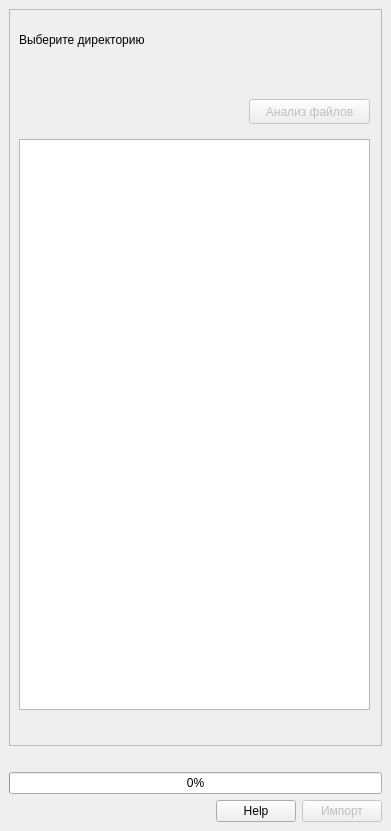
The window that cadaster_import_dockwidget_base.ui (yixellet/cadaster_import) describes before a commit, drawn with Qt 5.
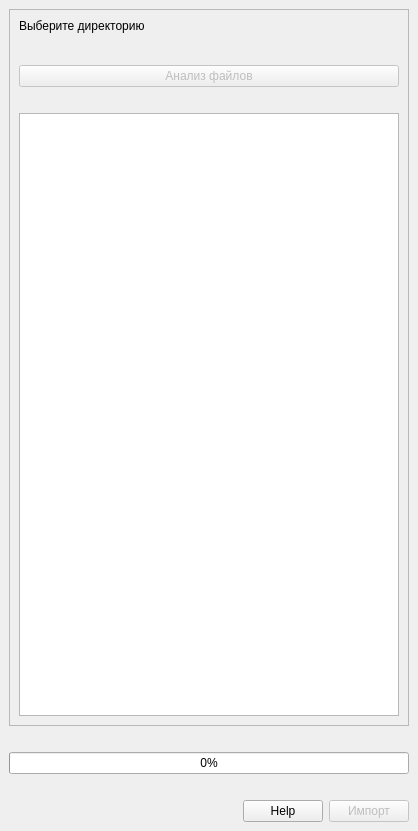
The same window after the commit. Custom widgets are drawn as their Qt base class.

What changed in the file:
```diff
--- a/cadaster_import_dockwidget_base.ui
+++ b/cadaster_import_dockwidget_base.ui
@@ -6,7 +6,7 @@
    <rect>
     <x>0</x>
     <y>0</y>
-    <width>391</width>
+    <width>418</width>
     <height>831</height>
    </rect>
   </property>
@@ -15,7 +15,37 @@
   </property>
   <widget class="QWidget" name="dockWidgetContents">
    <layout class="QGridLayout" name="gridLayout">
-    <item row="4" column="1">
+    <item row="4" column="0">
+     <widget class="QLabel" name="progressBarLabel">
+      <property name="sizePolicy">
+       <sizepolicy hsizetype="Preferred" vsizetype="Fixed">
+        <horstretch>0</horstretch>
+        <verstretch>0</verstretch>
+       </sizepolicy>
+      </property>
+      <property name="text">
+       <string/>
+      </property>
+     </widget>
+    </item>
+    <item row="5" column="0">
+     <widget class="QDialogButtonBox" name="buttonBox">
+      <property name="standardButtons">
+       <set>QDialogButtonBox::Help</set>
+      </property>
+      <property name="centerButtons">
+       <bool>false</bool>
+      </property>
+     </widget>
+    </item>
+    <item row="3" column="0" colspan="2">
+     <widget class="QProgressBar" name="progressBar">
+      <property name="value">
+       <number>0</number>
+      </property>
+     </widget>
+    </item>
+    <item row="5" column="1">
      <widget class="QPushButton" name="importButton">
       <property name="enabled">
        <bool>false</bool>
@@ -33,53 +63,20 @@
     </item>
     <item row="0" column="0" colspan="2">
      <widget class="QFrame" name="frame">
+      <property name="minimumSize">
+       <size>
+        <width>400</width>
+        <height>0</height>
+       </size>
+      </property>
       <property name="frameShape">
        <enum>QFrame::StyledPanel</enum>
       </property>
       <property name="frameShadow">
        <enum>QFrame::Raised</enum>
       </property>
-      <widget class="QPushButton" name="analizeButton">
-       <property name="enabled">
-        <bool>false</bool>
-       </property>
-       <property name="geometry">
-        <rect>
-         <x>240</x>
-         <y>90</y>
-         <width>121</width>
-         <height>25</height>
-        </rect>
-       </property>
-       <property name="text">
-        <string>Анализ файлов</string>
-       </property>
-      </widget>
-      <widget class="QTextEdit" name="info">
-       <property name="geometry">
-        <rect>
-         <x>10</x>
-         <y>130</y>
-         <width>351</width>
-         <height>571</height>
-        </rect>
-       </property>
-       <property name="readOnly">
-        <bool>true</bool>
-       </property>
-       <property name="textInteractionFlags">
-        <set>Qt::NoTextInteraction</set>
-       </property>
-      </widget>
-      <widget class="QWidget" name="layoutWidget">
-       <property name="geometry">
-        <rect>
-         <x>10</x>
-         <y>20</y>
-         <width>351</width>
-         <height>50</height>
-        </rect>
-       </property>
+      <layout class="QVBoxLayout" name="verticalLayout">
+       <item>
        <layout class="QVBoxLayout" name="selectFileLayout">
         <item>
          <widget class="QLabel" name="selectDirectoryLabel">
@@ -102,11 +99,9 @@
          </widget>
         </item>
        </layout>
-      </widget>
-     </widget>
-    </item>
-    <item row="2" column="0">
-     <widget class="QLabel" name="progressBarLabel">
+       </item>
+       <item>
+        <widget class="QLabel" name="progressBarLabel_4">
       <property name="sizePolicy">
        <sizepolicy hsizetype="Preferred" vsizetype="Fixed">
         <horstretch>0</horstretch>
@@ -118,20 +113,52 @@
       </property>
      </widget>
     </item>
-    <item row="3" column="0" colspan="2">
-     <widget class="QProgressBar" name="progressBar">
-      <property name="value">
-       <number>0</number>
-      </property>
-     </widget>
-    </item>
-    <item row="4" column="0">
-     <widget class="QDialogButtonBox" name="buttonBox">
-      <property name="standardButtons">
-       <set>QDialogButtonBox::Help</set>
-      </property>
-      <property name="centerButtons">
+       <item>
+        <widget class="QPushButton" name="analizeButton">
+         <property name="enabled">
        <bool>false</bool>
+         </property>
+         <property name="text">
+          <string>Анализ файлов</string>
+         </property>
+        </widget>
+       </item>
+       <item>
+        <widget class="QLabel" name="progressBarLabel_2">
+         <property name="sizePolicy">
+          <sizepolicy hsizetype="Preferred" vsizetype="Fixed">
+           <horstretch>0</horstretch>
+           <verstretch>0</verstretch>
+          </sizepolicy>
+         </property>
+         <property name="text">
+          <string/>
+         </property>
+        </widget>
+       </item>
+       <item>
+        <widget class="QTextEdit" name="info">
+         <property name="readOnly">
+          <bool>true</bool>
+         </property>
+         <property name="textInteractionFlags">
+          <set>Qt::NoTextInteraction</set>
+         </property>
+        </widget>
+       </item>
+      </layout>
+     </widget>
+    </item>
+    <item row="1" column="0">
+     <widget class="QLabel" name="progressBarLabel_3">
+      <property name="sizePolicy">
+       <sizepolicy hsizetype="Preferred" vsizetype="Fixed">
+        <horstretch>0</horstretch>
+        <verstretch>0</verstretch>
+       </sizepolicy>
+      </property>
+      <property name="text">
+       <string/>
       </property>
      </widget>
     </item>
```
Lines whose indentation alone changed are shown as unchanged.
